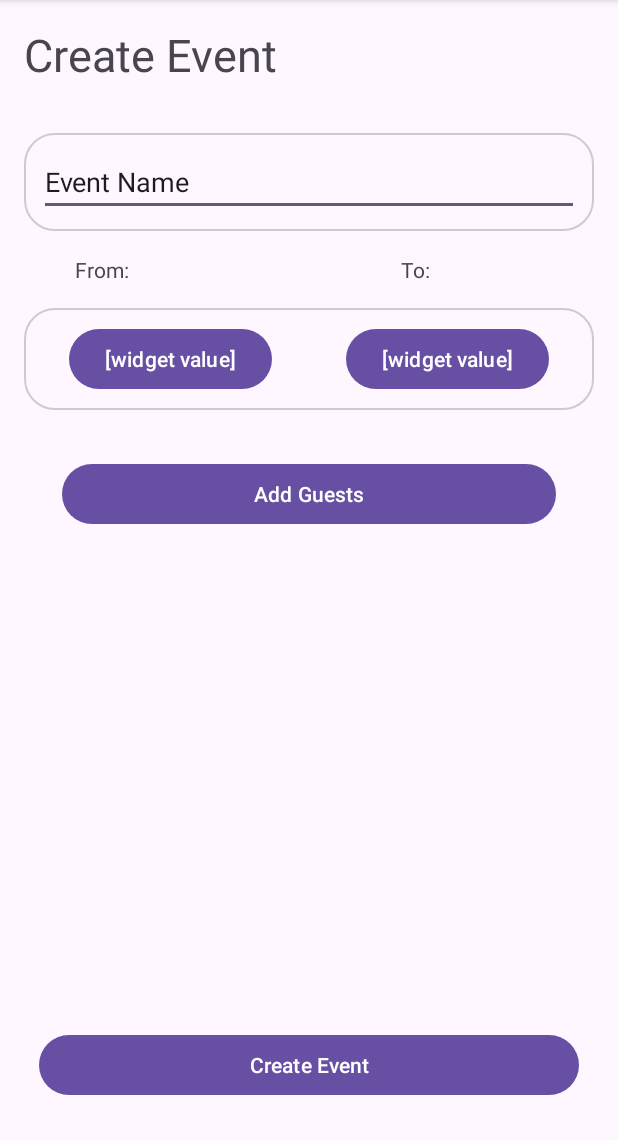
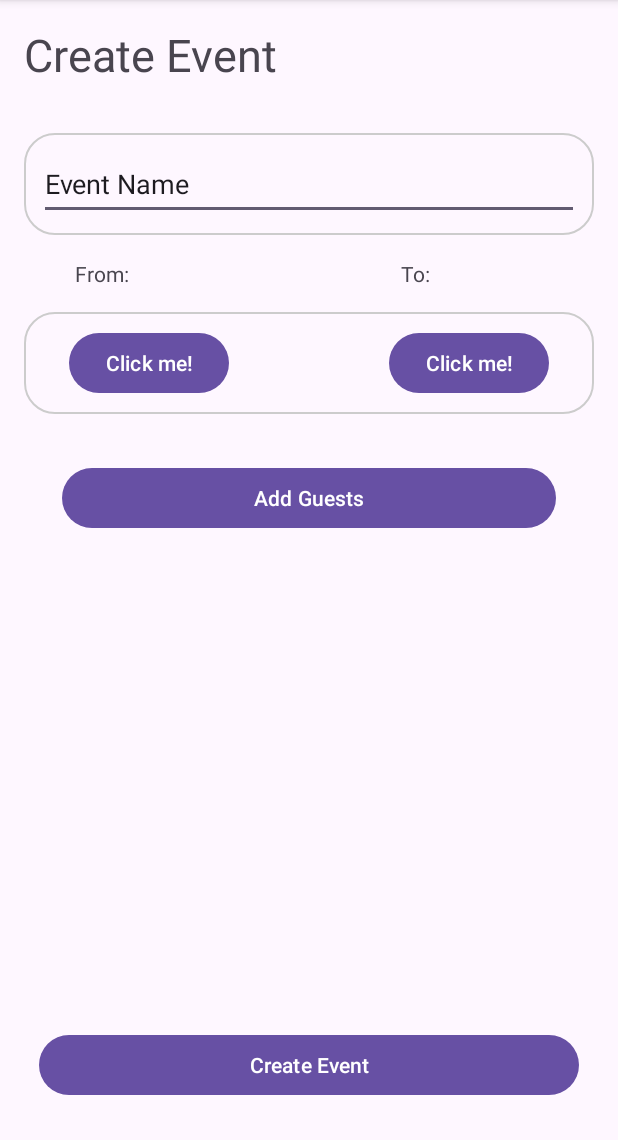
Before and after one commit to karangeorge97/ReLive-Onedroid, an Android app: the CreateEvent screen opened directly, with no data from a screen before it, on a phone screen of 412 x 824 dp, the part 96-1236 px from its top. Run offline under Robolectric (Android 15) with nearby library versions, the light colour scheme and no system bars; Roboto replaces fonts that are not available here; 10 statements that could not run were skipped.

Commit message:
fix some bugs hopefully

```diff
--- a/app/src/main/res/layout/activity_create_event.xml
+++ b/app/src/main/res/layout/activity_create_event.xml
@@ -10,6 +10,7 @@
 
 
     <LinearLayout
+        android:id="@+id/headerLL"
         android:layout_width="match_parent"
         android:layout_height="wrap_content"
         android:orientation="vertical"
@@ -22,69 +23,50 @@
             android:textIsSelectable="false"
             android:textSize="30dp" />
 
-
     </LinearLayout>
 
     <LinearLayout
         android:layout_width="match_parent"
         android:layout_height="wrap_content"
+        android:id="@+id/EventNameLL"
         android:orientation="horizontal"
         android:layout_margin="@dimen/text_margin"
         android:background="@drawable/customborder">
 
         <EditText
             android:id="@+id/eventName"
+            android:layout_width="match_parent"
+            android:layout_height="wrap_content"
+            android:inputType="text"
+            android:minHeight="48dp"
             android:text="Event Name"
-            android:layout_height="wrap_content"
-            android:layout_width="match_parent"
-            android:inputType="text"/>
+            android:autofillHints="" />
     </LinearLayout>
 
     <RelativeLayout
         android:layout_width="match_parent"
-        android:layout_height="wrap_content">
+        android:layout_height="wrap_content"
+        android:id="@+id/FromToRL">
     <TextView
         android:layout_width="wrap_content"
         android:layout_height="wrap_content"
+        android:id="@+id/FromText"
         android:text="From:"
         android:layout_marginHorizontal="50dp"/>
 
     <TextView
         android:layout_width="wrap_content"
         android:layout_height="wrap_content"
+        android:id="@+id/ToText"
         android:text="To:"
         android:layout_alignParentRight="true"
         android:layout_marginHorizontal="125dp"/>
     </RelativeLayout>
 
-<!--    <LinearLayout-->
-<!--        android:layout_width="wrap_content"-->
-<!--        android:layout_height="wrap_content"-->
-<!--        android:layout_gravity="center_horizontal">-->
-<!--        <DatePicker-->
-<!--            android:id="@+id/start_datepicker"-->
-<!--            android:layout_width="wrap_content"-->
-<!--            android:layout_height="wrap_content"-->
-<!--            android:layout_gravity="center"-->
-<!--            />-->
-<!--    </LinearLayout>-->
-<!--    I don't know how to make this appear and disappear on click-->
-
-<!--    <LinearLayout-->
-<!--        android:layout_width="wrap_content"-->
-<!--        android:layout_height="wrap_content">-->
-<!--        <DatePicker-->
-<!--            android:id="@+id/end_datepicker"-->
-<!--            android:layout_width="wrap_content"-->
-<!--            android:layout_height="wrap_content"-->
-<!--            />-->
-<!--    </LinearLayout>-->
-<!--    I don't know how to make this appear and disappear on click-->
-
-
     <RelativeLayout
         android:layout_width="match_parent"
         android:layout_height="wrap_content"
+        android:id="@+id/dateButtonsRL"
         android:orientation="horizontal"
         android:layout_margin="@dimen/text_margin"
         android:background="@drawable/customborder">
@@ -93,9 +75,8 @@
             android:layout_width="wrap_content"
             android:layout_height="wrap_content"
             android:clickable="true"
-            android:onClick="[OPEN DATEPICKER]"
             android:id="@+id/start_date"
-            android:text="[widget value]"
+            android:text="Click me!"
             android:layout_marginHorizontal="20dp"
             />
 <!--        text should be the date from the start_datepicker widget-->
@@ -103,10 +84,9 @@
             android:layout_width="wrap_content"
             android:layout_height="wrap_content"
             android:clickable="true"
-            android:onClick="[OPEN DATEPICKER]"
             android:layout_alignParentRight="true"
             android:id="@+id/end_date"
-            android:text="[widget value]"
+            android:text="Click me!"
             android:layout_marginHorizontal="20dp"
             />
     </RelativeLayout>
@@ -114,7 +94,8 @@
     <LinearLayout
         android:layout_width="match_parent"
         android:layout_height="wrap_content"
-        android:layout_margin="16dp">
+        android:layout_margin="16dp"
+        android:id="@+id/shareButtonLL">
         <Button
             android:id="@+id/shareButton"
             android:layout_width="match_parent"
@@ -128,6 +109,7 @@
         android:layout_width="match_parent"
         android:layout_height="match_parent"
         android:orientation="horizontal"
+        android:id="@+id/CreateEventRL"
         android:layout_margin="@dimen/text_margin">
 
         <Button
@@ -137,7 +119,6 @@
             android:layout_gravity="center|bottom"
             android:layout_margin="10dp"
             android:layout_alignParentBottom="true"
-            android:onClick="[main activity]"
             android:text="Create Event" />
 
     </RelativeLayout>
```
Also changed, not shown: app/src/main/java/com/onedroid/relive/CreateEvent.java (+17 -4 lines), app/src/main/res/layout/activity_sharing.xml (+12 -0 lines).
